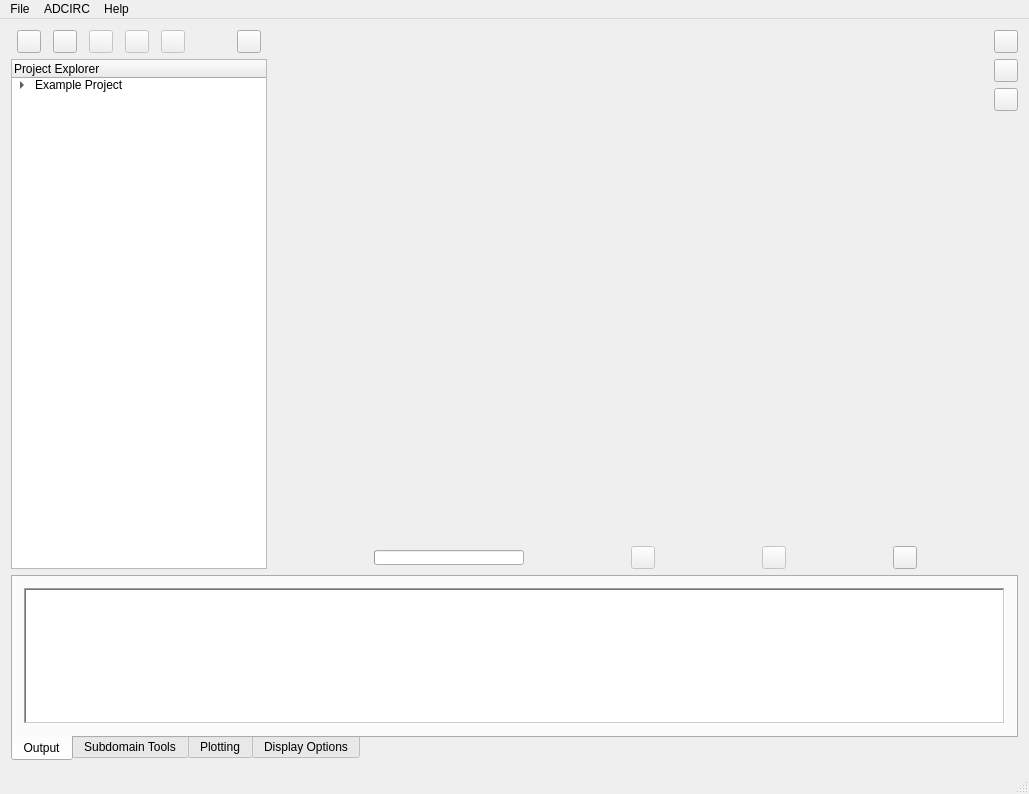
Before: the Qt Designer form MainWindow.ui in atdyer/adcircSubdomainTool, drawn with Qt 5.
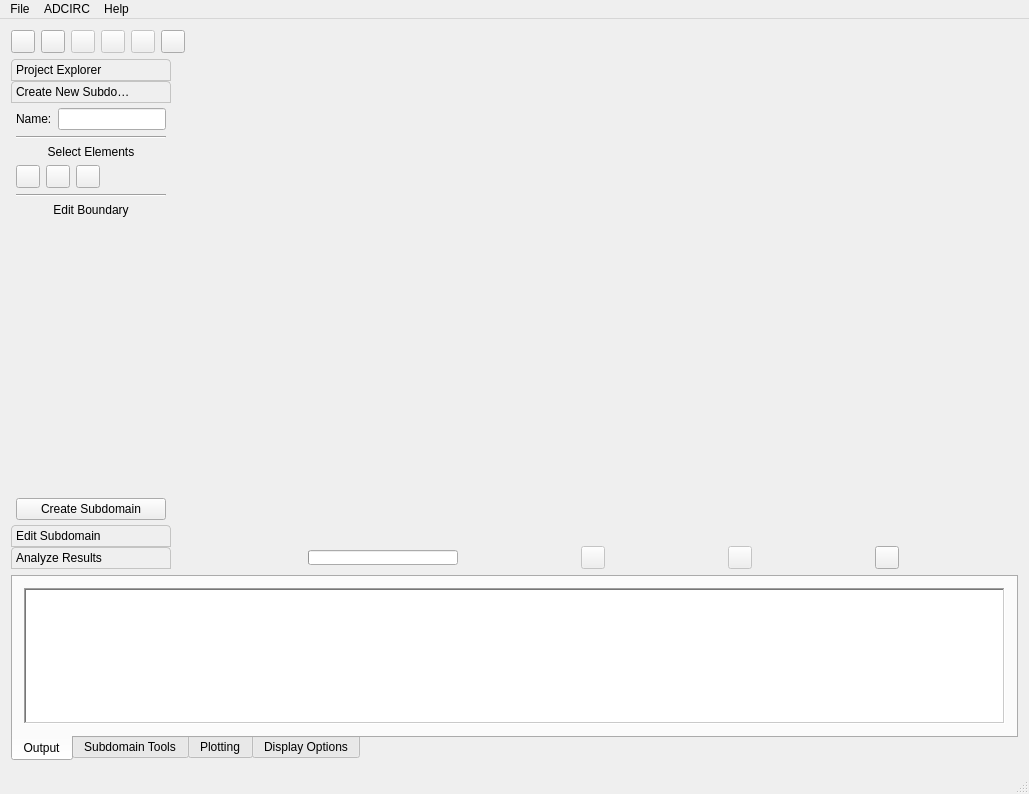
After: the same form once the commit is applied. Icons and pictures are not drawn. Custom widgets are drawn as their Qt base class.

Commit message: Updated the UI to have vertical tabs on left side

```diff
--- a/MainWindow.ui
+++ b/MainWindow.ui
@@ -141,7 +141,7 @@
              <enum>Qt::Horizontal</enum>
             </property>
             <property name="sizeType">
-             <enum>QSizePolicy::Minimum</enum>
+             <enum>QSizePolicy::Ignored</enum>
             </property>
             <property name="sizeHint" stdset="0">
              <size>
@@ -175,6 +175,73 @@
          </layout>
         </item>
         <item>
+         <widget class="QToolBox" name="toolBox">
+          <property name="sizePolicy">
+           <sizepolicy hsizetype="Maximum" vsizetype="Preferred">
+            <horstretch>0</horstretch>
+            <verstretch>0</verstretch>
+           </sizepolicy>
+          </property>
+          <property name="maximumSize">
+           <size>
+            <width>16777215</width>
+            <height>16777215</height>
+           </size>
+          </property>
+          <property name="styleSheet">
+           <string notr="true">QToolBox::tab {
+background: qlineargradient(x1: 0, y1: 0, x2: 0, y2: 1,
+                          stop: 0 #E1E1E1, stop: 0.4 #DDDDDD,
+                          stop: 0.5 #D8D8D8, stop: 1.0 #D3D3D3);
+border: 1px solid #C4C4C3;
+border-top-left-radius: 4px;
+border-top-right-radius: 4px;
+ }</string>
+          </property>
+          <property name="frameShape">
+           <enum>QFrame::NoFrame</enum>
+          </property>
+          <property name="frameShadow">
+           <enum>QFrame::Plain</enum>
+          </property>
+          <property name="lineWidth">
+           <number>1</number>
+          </property>
+          <property name="currentIndex">
+           <number>1</number>
+          </property>
+          <property name="tabSpacing">
+           <number>0</number>
+          </property>
+          <widget class="QWidget" name="projectExplorerPage">
+           <property name="geometry">
+            <rect>
+             <x>0</x>
+             <y>0</y>
+             <width>274</width>
+             <height>389</height>
+            </rect>
+           </property>
+           <property name="styleSheet">
+            <string notr="true"/>
+           </property>
+           <attribute name="label">
+            <string>Project Explorer</string>
+           </attribute>
+           <layout class="QVBoxLayout" name="verticalLayout_3">
+            <property name="leftMargin">
+             <number>0</number>
+            </property>
+            <property name="topMargin">
+             <number>0</number>
+            </property>
+            <property name="rightMargin">
+             <number>0</number>
+            </property>
+            <property name="bottomMargin">
+             <number>0</number>
+            </property>
+            <item>
          <widget class="QTreeWidget" name="projectTree">
           <property name="sizePolicy">
            <sizepolicy hsizetype="Preferred" vsizetype="Expanding">
@@ -185,9 +252,24 @@
           <property name="cursor" stdset="0">
            <cursorShape>ArrowCursor</cursorShape>
           </property>
+              <property name="styleSheet">
+               <string notr="true"/>
+              </property>
+              <property name="frameShape">
+               <enum>QFrame::StyledPanel</enum>
+              </property>
+              <property name="showDropIndicator" stdset="0">
+               <bool>false</bool>
+              </property>
+              <property name="wordWrap">
+               <bool>true</bool>
+              </property>
           <property name="columnCount">
            <number>1</number>
           </property>
+              <attribute name="headerVisible">
+               <bool>false</bool>
+              </attribute>
           <column>
            <property name="text">
             <string notr="true">Project Explorer</string>
@@ -311,23 +393,86 @@
          </widget>
         </item>
        </layout>
+          </widget>
+          <widget class="QWidget" name="createSubdomainPage">
+           <property name="geometry">
+            <rect>
+             <x>0</x>
+             <y>0</y>
+             <width>168</width>
+             <height>389</height>
+            </rect>
+           </property>
+           <attribute name="label">
+            <string>Create New Subdomain</string>
+           </attribute>
+           <layout class="QVBoxLayout" name="verticalLayout_7">
+            <property name="leftMargin">
+             <number>5</number>
+            </property>
+            <property name="topMargin">
+             <number>5</number>
+            </property>
+            <property name="rightMargin">
+             <number>5</number>
+            </property>
+            <property name="bottomMargin">
+             <number>5</number>
+            </property>
+            <item>
+             <layout class="QVBoxLayout" name="verticalLayout_5">
+              <item>
+               <layout class="QHBoxLayout" name="horizontalLayout_11">
+                <item>
+                 <widget class="QLabel" name="subdomainNameLabel">
+                  <property name="sizePolicy">
+                   <sizepolicy hsizetype="Maximum" vsizetype="Preferred">
+                    <horstretch>0</horstretch>
+                    <verstretch>0</verstretch>
+                   </sizepolicy>
+                  </property>
+                  <property name="text">
+                   <string>Name:</string>
+                  </property>
+                 </widget>
       </item>
       <item>
-       <layout class="QVBoxLayout" name="GLLayout">
+                 <widget class="QLineEdit" name="subdomainNameLineEdit">
+                  <property name="sizePolicy">
+                   <sizepolicy hsizetype="Expanding" vsizetype="Fixed">
+                    <horstretch>0</horstretch>
+                    <verstretch>0</verstretch>
+                   </sizepolicy>
+                  </property>
+                 </widget>
+                </item>
+               </layout>
+              </item>
         <item>
-         <layout class="QHBoxLayout" name="ToolAndPanelLayout">
+               <widget class="Line" name="line_6">
+                <property name="orientation">
+                 <enum>Qt::Horizontal</enum>
+                </property>
+               </widget>
+              </item>
           <item>
-           <widget class="OpenGLPanel" name="GLPanel" native="true">
+               <widget class="QLabel" name="selectElementsLabel">
             <property name="sizePolicy">
-             <sizepolicy hsizetype="Expanding" vsizetype="Expanding">
+                 <sizepolicy hsizetype="Preferred" vsizetype="Preferred">
               <horstretch>0</horstretch>
               <verstretch>0</verstretch>
              </sizepolicy>
             </property>
+                <property name="text">
+                 <string>Select Elements</string>
+                </property>
+                <property name="alignment">
+                 <set>Qt::AlignCenter</set>
+                </property>
            </widget>
           </item>
           <item>
-           <layout class="QVBoxLayout" name="SelectionToolsLayout">
+               <layout class="QHBoxLayout" name="horizontalLayout_10">
             <item>
              <widget class="QToolButton" name="selectNodeSingle">
               <property name="toolTip">
@@ -389,7 +534,42 @@
              </widget>
             </item>
             <item>
-             <spacer name="verticalSpacer_4">
+                 <spacer name="horizontalSpacer_2">
+                  <property name="orientation">
+                   <enum>Qt::Horizontal</enum>
+                  </property>
+                  <property name="sizeType">
+                   <enum>QSizePolicy::Expanding</enum>
+                  </property>
+                  <property name="sizeHint" stdset="0">
+                   <size>
+                    <width>40</width>
+                    <height>20</height>
+                   </size>
+                  </property>
+                 </spacer>
+                </item>
+               </layout>
+              </item>
+              <item>
+               <widget class="Line" name="line">
+                <property name="orientation">
+                 <enum>Qt::Horizontal</enum>
+                </property>
+               </widget>
+              </item>
+              <item>
+               <widget class="QLabel" name="editBoundaryLabel">
+                <property name="text">
+                 <string>Edit Boundary</string>
+                </property>
+                <property name="alignment">
+                 <set>Qt::AlignCenter</set>
+                </property>
+               </widget>
+              </item>
+              <item>
+               <spacer name="verticalSpacer">
               <property name="orientation">
                <enum>Qt::Vertical</enum>
               </property>
@@ -401,7 +581,44 @@
               </property>
              </spacer>
             </item>
-           </layout>
+              <item>
+               <widget class="QPushButton" name="createSubdomainButton">
+                <property name="text">
+                 <string>Create Subdomain</string>
+                </property>
+               </widget>
+              </item>
+             </layout>
+            </item>
+           </layout>
+          </widget>
+          <widget class="QWidget" name="editSubdomainPage">
+           <attribute name="label">
+            <string>Edit Subdomain</string>
+           </attribute>
+          </widget>
+          <widget class="QWidget" name="analyzeResultsPage">
+           <attribute name="label">
+            <string>Analyze Results</string>
+           </attribute>
+          </widget>
+         </widget>
+        </item>
+       </layout>
+      </item>
+      <item>
+       <layout class="QVBoxLayout" name="GLLayout">
+        <item>
+         <layout class="QHBoxLayout" name="ToolAndPanelLayout">
+          <item>
+           <widget class="OpenGLPanel" name="GLPanel" native="true">
+            <property name="sizePolicy">
+             <sizepolicy hsizetype="MinimumExpanding" vsizetype="Expanding">
+              <horstretch>0</horstretch>
+              <verstretch>0</verstretch>
+             </sizepolicy>
+            </property>
+           </widget>
           </item>
          </layout>
         </item>
```
Left out of the diff: 24 changed lines with no effect on the pictures. Lines whose indentation alone changed are shown as unchanged. The commit also changes 1 other file.
